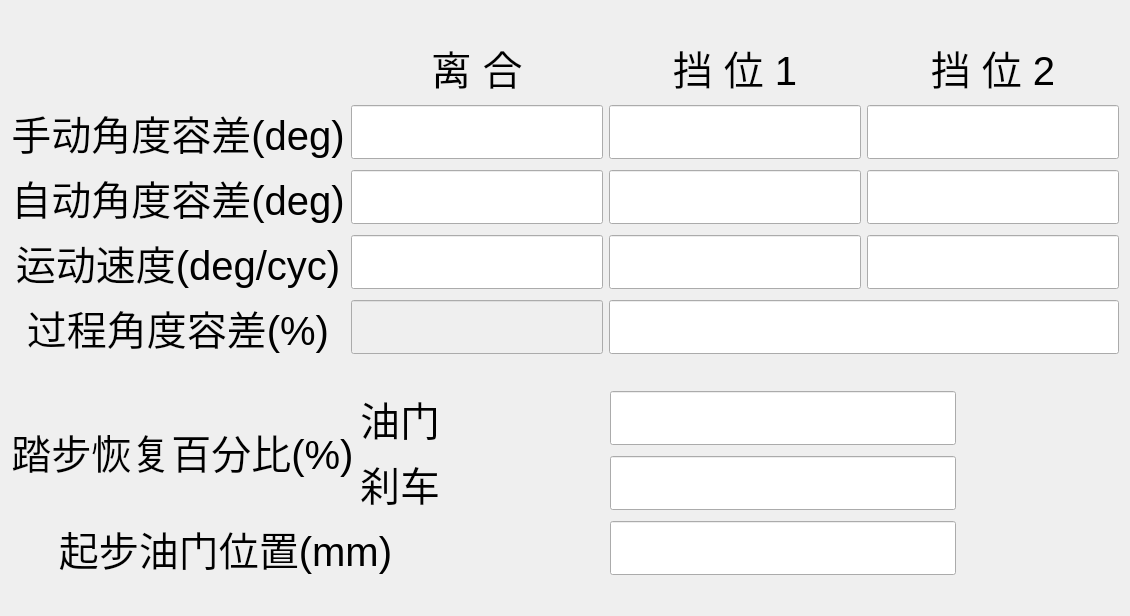
Old version of the form settingwidget/settingwidgetscrobot.ui in the repository TimYun95/ShiftChangingRobotUpperEnd.
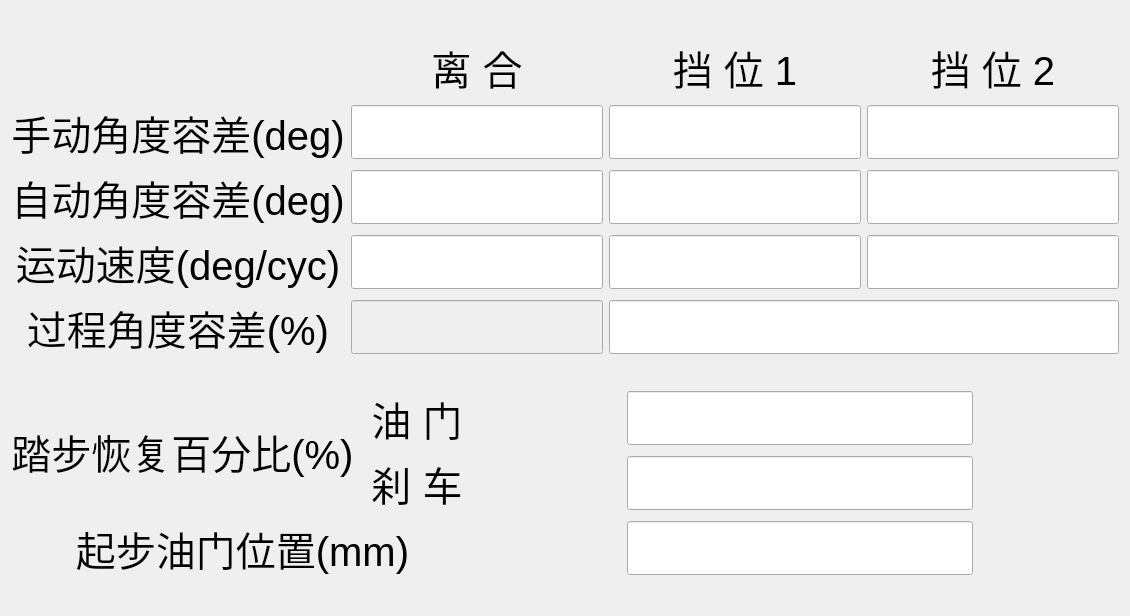
New version of the form.

What changed in the file:
```diff
--- a/settingwidget/settingwidgetscrobot.ui
+++ b/settingwidget/settingwidgetscrobot.ui
@@ -414,7 +414,7 @@
           </font>
          </property>
          <property name="text">
-          <string>油门</string>
+          <string> 油 门 </string>
          </property>
          <property name="alignment">
           <set>Qt::AlignCenter</set>
@@ -442,7 +442,7 @@
           </font>
          </property>
          <property name="text">
-          <string>刹车</string>
+          <string> 刹 车 </string>
          </property>
          <property name="alignment">
           <set>Qt::AlignCenter</set>
```
